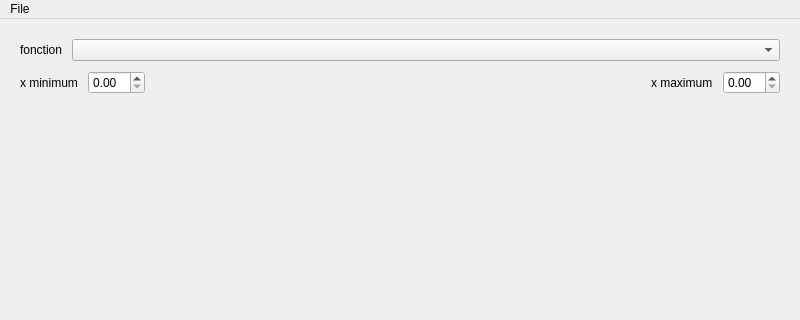
Qt form mainWindow.ui (ozielRaymond/TP2) before a commit; both pictures show x 0 to 800 and y 0 to 320 of the 800 by 600 pixel window.
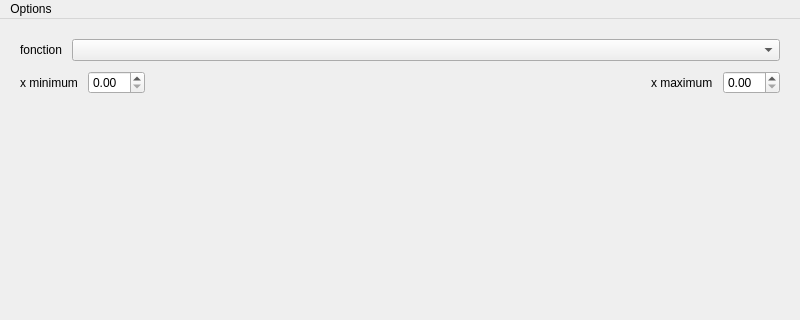
The same form after that commit.

Commit message: Ajout de la logique de la barre d'options

What changed in the file:
```diff
--- a/mainWindow.ui
+++ b/mainWindow.ui
@@ -181,13 +181,13 @@
      <height>33</height>
     </rect>
    </property>
-   <widget class="QMenu" name="menuFile">
+   <widget class="QMenu" name="menuOptions">
     <property name="title">
-     <string>File</string>
+     <string>Options</string>
     </property>
     <addaction name="modifierFonctions"/>
    </widget>
-   <addaction name="menuFile"/>
+   <addaction name="menuOptions"/>
   </widget>
   <widget class="QStatusBar" name="statusbar"/>
   <action name="modifierFonctions">
```
Left out of the diff: 107 changed lines with no effect on the pictures. The commit also changes 2 other files.
